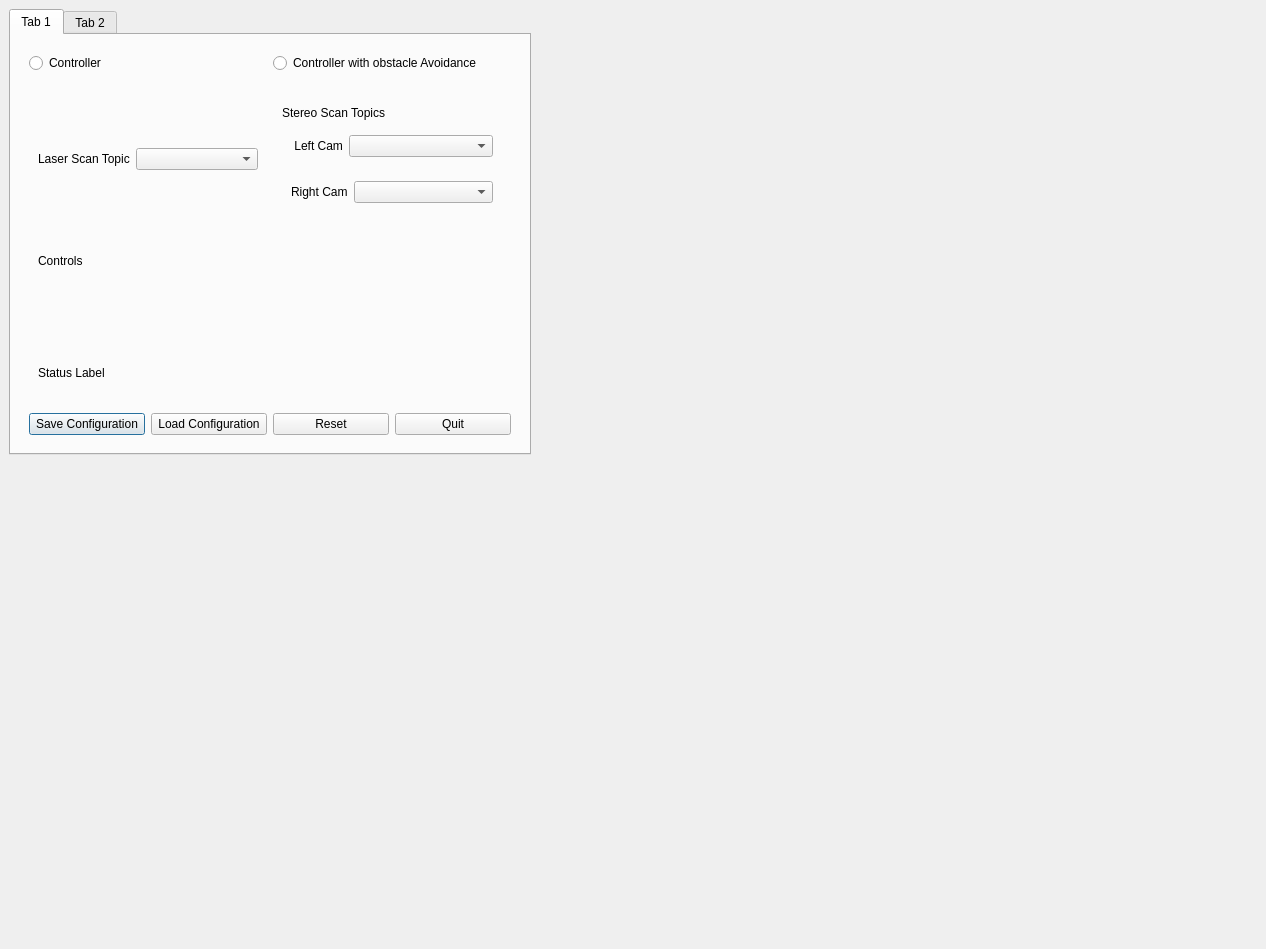
Qt form gui/GUI.ui (darshn/sim_test) before a commit.
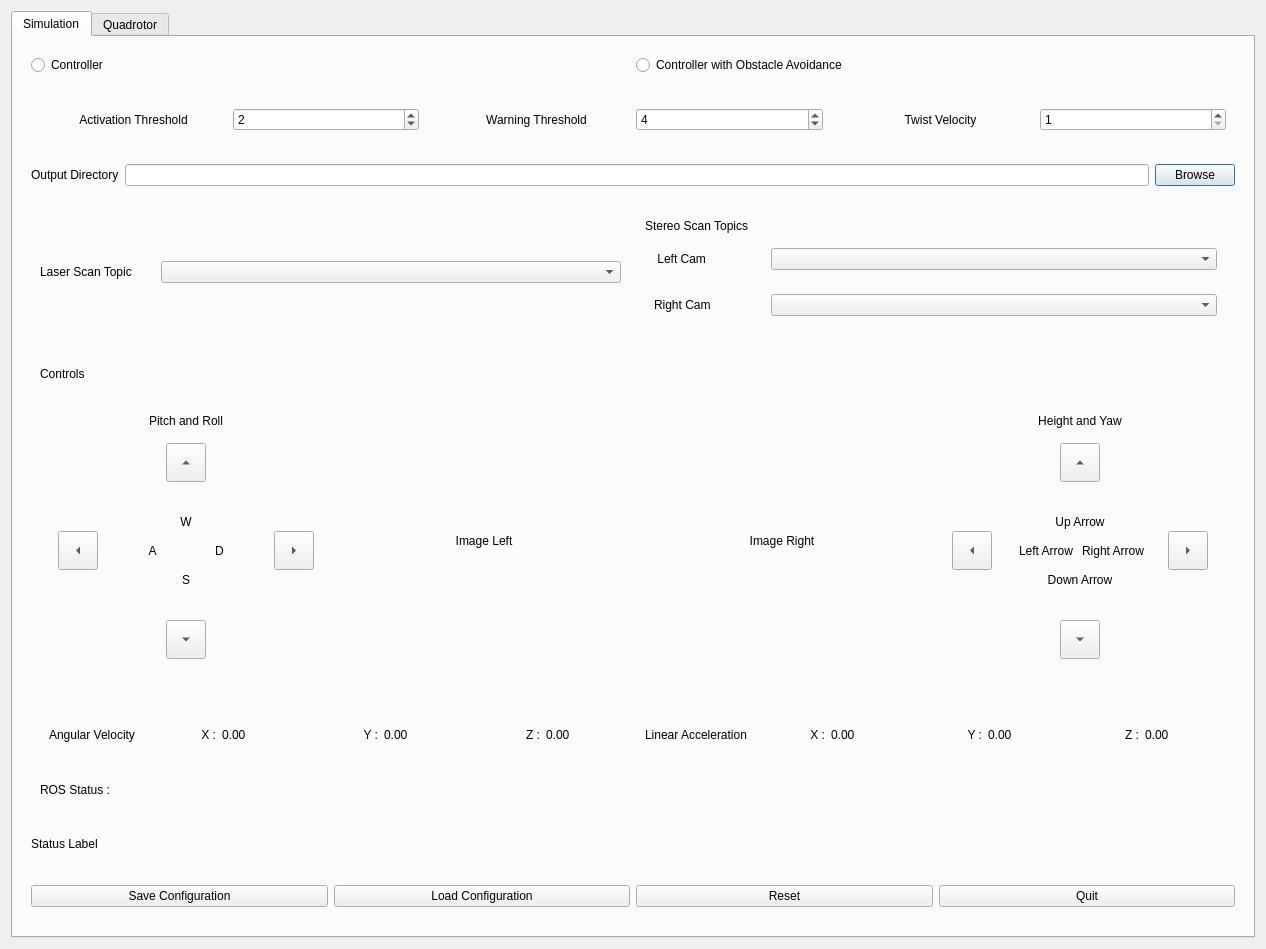
The same form after that commit.

The edit to the form file:
```diff
--- a/gui/GUI.ui
+++ b/gui/GUI.ui
@@ -22,15 +22,9 @@
   <property name="sizeGripEnabled">
    <bool>false</bool>
   </property>
+  <layout class="QVBoxLayout" name="verticalLayout_2">
+   <item>
   <widget class="QTabWidget" name="tab_widget">
-   <property name="geometry">
-    <rect>
-     <x>9</x>
-     <y>9</y>
-     <width>522</width>
-     <height>446</height>
-    </rect>
-   </property>
    <property name="currentIndex">
     <number>0</number>
    </property>
@@ -39,7 +33,7 @@
      <string extracomment="Tab for Simulation"/>
     </property>
     <attribute name="title">
-     <string>Tab 1</string>
+       <string>Simulation</string>
     </attribute>
     <layout class="QVBoxLayout" name="verticalLayout">
      <item>
@@ -47,7 +41,7 @@
        <property name="sizePolicy">
         <sizepolicy hsizetype="Preferred" vsizetype="Preferred">
          <horstretch>0</horstretch>
-         <verstretch>1</verstretch>
+           <verstretch>0</verstretch>
         </sizepolicy>
        </property>
        <layout class="QHBoxLayout" name="horizontalLayout_4">
@@ -61,7 +55,117 @@
         <item>
          <widget class="QRadioButton" name="radio_controller_OA">
           <property name="text">
-           <string>Controller with obstacle Avoidance</string>
+             <string>Controller with Obstacle Avoidance</string>
+            </property>
+           </widget>
+          </item>
+         </layout>
+        </widget>
+       </item>
+       <item>
+        <widget class="QWidget" name="widget_15" native="true">
+         <layout class="QHBoxLayout" name="horizontalLayout_21">
+          <item>
+           <widget class="QWidget" name="auto_widget" native="true">
+            <layout class="QHBoxLayout" name="horizontalLayout_25">
+             <item>
+              <widget class="QLabel" name="label_27">
+               <property name="text">
+                <string>Activation Threshold</string>
+               </property>
+               <property name="alignment">
+                <set>Qt::AlignCenter</set>
+               </property>
+              </widget>
+             </item>
+             <item>
+              <widget class="QSpinBox" name="auto_spinbox">
+               <property name="maximum">
+                <number>10</number>
+               </property>
+               <property name="value">
+                <number>2</number>
+               </property>
+              </widget>
+             </item>
+            </layout>
+           </widget>
+          </item>
+          <item>
+           <widget class="QWidget" name="warn_widget" native="true">
+            <layout class="QHBoxLayout" name="horizontalLayout_26">
+             <item>
+              <widget class="QLabel" name="label_26">
+               <property name="text">
+                <string>Warning Threshold</string>
+               </property>
+               <property name="alignment">
+                <set>Qt::AlignCenter</set>
+               </property>
+              </widget>
+             </item>
+             <item>
+              <widget class="QSpinBox" name="warn_spinbox">
+               <property name="maximum">
+                <number>15</number>
+               </property>
+               <property name="value">
+                <number>4</number>
+               </property>
+              </widget>
+             </item>
+            </layout>
+           </widget>
+          </item>
+          <item>
+           <widget class="QWidget" name="widget_26" native="true">
+            <layout class="QHBoxLayout" name="horizontalLayout_27">
+             <item>
+              <widget class="QLabel" name="label_7">
+               <property name="text">
+                <string>Twist Velocity</string>
+               </property>
+               <property name="alignment">
+                <set>Qt::AlignCenter</set>
+               </property>
+              </widget>
+             </item>
+             <item>
+              <widget class="QSpinBox" name="twist_spinbox">
+               <property name="minimum">
+                <number>1</number>
+               </property>
+               <property name="maximum">
+                <number>5</number>
+               </property>
+               <property name="value">
+                <number>1</number>
+               </property>
+              </widget>
+             </item>
+            </layout>
+           </widget>
+          </item>
+         </layout>
+        </widget>
+       </item>
+       <item>
+        <widget class="QWidget" name="widget_8" native="true">
+         <layout class="QHBoxLayout" name="horizontalLayout_12">
+          <item>
+           <widget class="QLabel" name="label_6">
+            <property name="text">
+             <string>Output Directory</string>
+            </property>
+           </widget>
+          </item>
+          <item>
+           <widget class="QLineEdit" name="output_dir_txt_field"/>
+          </item>
+          <item>
+           <widget class="QPushButton" name="output_btn">
+            <property name="text">
+             <string>Browse</string>
           </property>
          </widget>
         </item>
@@ -236,13 +340,553 @@
           </property>
           <layout class="QHBoxLayout" name="horizontalLayout_7">
            <item>
-            <widget class="QWidget" name="ctrl_left" native="true"/>
+              <widget class="QWidget" name="ctrl_left" native="true">
+               <property name="sizePolicy">
+                <sizepolicy hsizetype="Preferred" vsizetype="Preferred">
+                 <horstretch>2</horstretch>
+                 <verstretch>0</verstretch>
+                </sizepolicy>
+               </property>
+               <layout class="QVBoxLayout" name="verticalLayout_5">
+                <item>
+                 <widget class="QLabel" name="label_9">
+                  <property name="text">
+                   <string>Pitch and Roll</string>
+                  </property>
+                  <property name="alignment">
+                   <set>Qt::AlignCenter</set>
+                  </property>
+                 </widget>
            </item>
            <item>
-            <widget class="QWidget" name="ctrl_right" native="true"/>
-           </item>
+                 <widget class="QWidget" name="top_btn" native="true">
+                  <layout class="QHBoxLayout" name="horizontalLayout_13">
+                   <item>
+                    <widget class="QToolButton" name="pitch_up">
+                     <property name="layoutDirection">
+                      <enum>Qt::LeftToRight</enum>
+                     </property>
+                     <property name="text">
+                      <string>...</string>
+                     </property>
+                     <property name="iconSize">
+                      <size>
+                       <width>32</width>
+                       <height>32</height>
+                      </size>
+                     </property>
+                     <property name="arrowType">
+                      <enum>Qt::UpArrow</enum>
+                     </property>
+                    </widget>
+                   </item>
+                  </layout>
+                 </widget>
+                </item>
            <item>
-            <widget class="QWidget" name="widget_5" native="true"/>
+                 <widget class="QWidget" name="roll_btns" native="true">
+                  <layout class="QHBoxLayout" name="horizontalLayout_11">
+                   <item>
+                    <widget class="QToolButton" name="roll_left">
+                     <property name="sizePolicy">
+                      <sizepolicy hsizetype="Fixed" vsizetype="Fixed">
+                       <horstretch>1</horstretch>
+                       <verstretch>0</verstretch>
+                      </sizepolicy>
+                     </property>
+                     <property name="text">
+                      <string>...</string>
+                     </property>
+                     <property name="iconSize">
+                      <size>
+                       <width>32</width>
+                       <height>32</height>
+                      </size>
+                     </property>
+                     <property name="arrowType">
+                      <enum>Qt::LeftArrow</enum>
+                     </property>
+                    </widget>
+                   </item>
+                   <item>
+                    <widget class="QWidget" name="widget_11" native="true">
+                     <layout class="QVBoxLayout" name="verticalLayout_7">
+                      <item>
+                       <widget class="QLabel" name="label_8">
+                        <property name="text">
+                         <string>W</string>
+                        </property>
+                        <property name="alignment">
+                         <set>Qt::AlignCenter</set>
+                        </property>
+                       </widget>
+                      </item>
+                      <item>
+                       <widget class="QWidget" name="widget_12" native="true">
+                        <layout class="QHBoxLayout" name="horizontalLayout_19">
+                         <item>
+                          <widget class="QLabel" name="label_22">
+                           <property name="text">
+                            <string>A</string>
+                           </property>
+                           <property name="alignment">
+                            <set>Qt::AlignCenter</set>
+                           </property>
+                          </widget>
+                         </item>
+                         <item>
+                          <widget class="QLabel" name="label_21">
+                           <property name="text">
+                            <string>D</string>
+                           </property>
+                           <property name="alignment">
+                            <set>Qt::AlignCenter</set>
+                           </property>
+                          </widget>
+                         </item>
+                        </layout>
+                       </widget>
+                      </item>
+                      <item>
+                       <widget class="QLabel" name="label_20">
+                        <property name="text">
+                         <string>S</string>
+                        </property>
+                        <property name="alignment">
+                         <set>Qt::AlignCenter</set>
+                        </property>
+                       </widget>
+                      </item>
+                     </layout>
+                    </widget>
+                   </item>
+                   <item>
+                    <widget class="QToolButton" name="roll_right">
+                     <property name="sizePolicy">
+                      <sizepolicy hsizetype="Fixed" vsizetype="Fixed">
+                       <horstretch>2</horstretch>
+                       <verstretch>0</verstretch>
+                      </sizepolicy>
+                     </property>
+                     <property name="text">
+                      <string>...</string>
+                     </property>
+                     <property name="iconSize">
+                      <size>
+                       <width>32</width>
+                       <height>32</height>
+                      </size>
+                     </property>
+                     <property name="arrowType">
+                      <enum>Qt::RightArrow</enum>
+                     </property>
+                    </widget>
+                   </item>
+                  </layout>
+                 </widget>
+                </item>
+                <item>
+                 <widget class="QWidget" name="bottom_btn" native="true">
+                  <layout class="QHBoxLayout" name="horizontalLayout_14">
+                   <item>
+                    <widget class="QToolButton" name="pitch_down">
+                     <property name="text">
+                      <string>...</string>
+                     </property>
+                     <property name="iconSize">
+                      <size>
+                       <width>32</width>
+                       <height>32</height>
+                      </size>
+                     </property>
+                     <property name="arrowType">
+                      <enum>Qt::DownArrow</enum>
+                     </property>
+                    </widget>
+                   </item>
+                  </layout>
+                 </widget>
+                </item>
+               </layout>
+              </widget>
+             </item>
+             <item>
+              <widget class="QWidget" name="image_l_widget" native="true">
+               <property name="sizePolicy">
+                <sizepolicy hsizetype="Preferred" vsizetype="Preferred">
+                 <horstretch>2</horstretch>
+                 <verstretch>0</verstretch>
+                </sizepolicy>
+               </property>
+               <layout class="QHBoxLayout" name="horizontalLayout_18">
+                <item>
+                 <widget class="QLabel" name="image_l">
+                  <property name="sizePolicy">
+                   <sizepolicy hsizetype="Preferred" vsizetype="Preferred">
+                    <horstretch>0</horstretch>
+                    <verstretch>0</verstretch>
+                   </sizepolicy>
+                  </property>
+                  <property name="text">
+                   <string>Image Left</string>
+                  </property>
+                  <property name="alignment">
+                   <set>Qt::AlignCenter</set>
+                  </property>
+                 </widget>
+                </item>
+               </layout>
+              </widget>
+             </item>
+             <item>
+              <widget class="QWidget" name="image_r_widget" native="true">
+               <property name="sizePolicy">
+                <sizepolicy hsizetype="Preferred" vsizetype="Preferred">
+                 <horstretch>2</horstretch>
+                 <verstretch>0</verstretch>
+                </sizepolicy>
+               </property>
+               <layout class="QHBoxLayout" name="horizontalLayout_10">
+                <item>
+                 <widget class="QLabel" name="image_r">
+                  <property name="sizePolicy">
+                   <sizepolicy hsizetype="Preferred" vsizetype="Preferred">
+                    <horstretch>0</horstretch>
+                    <verstretch>0</verstretch>
+                   </sizepolicy>
+                  </property>
+                  <property name="text">
+                   <string>Image Right</string>
+                  </property>
+                  <property name="alignment">
+                   <set>Qt::AlignCenter</set>
+                  </property>
+                 </widget>
+                </item>
+               </layout>
+              </widget>
+             </item>
+             <item>
+              <widget class="QWidget" name="ctrl_right" native="true">
+               <property name="sizePolicy">
+                <sizepolicy hsizetype="Preferred" vsizetype="Preferred">
+                 <horstretch>2</horstretch>
+                 <verstretch>0</verstretch>
+                </sizepolicy>
+               </property>
+               <layout class="QVBoxLayout" name="verticalLayout_8">
+                <item>
+                 <widget class="QLabel" name="label_11">
+                  <property name="text">
+                   <string>Height and Yaw</string>
+                  </property>
+                  <property name="alignment">
+                   <set>Qt::AlignCenter</set>
+                  </property>
+                 </widget>
+                </item>
+                <item>
+                 <widget class="QWidget" name="widget_2" native="true">
+                  <layout class="QHBoxLayout" name="horizontalLayout_15">
+                   <item>
+                    <widget class="QToolButton" name="height_up">
+                     <property name="text">
+                      <string>...</string>
+                     </property>
+                     <property name="iconSize">
+                      <size>
+                       <width>32</width>
+                       <height>32</height>
+                      </size>
+                     </property>
+                     <property name="arrowType">
+                      <enum>Qt::UpArrow</enum>
+                     </property>
+                    </widget>
+                   </item>
+                  </layout>
+                 </widget>
+                </item>
+                <item>
+                 <widget class="QWidget" name="widget_5" native="true">
+                  <layout class="QHBoxLayout" name="horizontalLayout_16">
+                   <item>
+                    <widget class="QToolButton" name="yaw_left">
+                     <property name="text">
+                      <string>...</string>
+                     </property>
+                     <property name="iconSize">
+                      <size>
+                       <width>32</width>
+                       <height>32</height>
+                      </size>
+                     </property>
+                     <property name="arrowType">
+                      <enum>Qt::LeftArrow</enum>
+                     </property>
+                    </widget>
+                   </item>
+                   <item>
+                    <widget class="QWidget" name="widget_13" native="true">
+                     <layout class="QVBoxLayout" name="verticalLayout_9">
+                      <item>
+                       <widget class="QLabel" name="label_10">
+                        <property name="text">
+                         <string>Up Arrow</string>
+                        </property>
+                        <property name="alignment">
+                         <set>Qt::AlignCenter</set>
+                        </property>
+                       </widget>
+                      </item>
+                      <item>
+                       <widget class="QWidget" name="widget_14" native="true">
+                        <layout class="QHBoxLayout" name="horizontalLayout_20">
+                         <item>
+                          <widget class="QLabel" name="label_24">
+                           <property name="text">
+                            <string>Left Arrow</string>
+                           </property>
+                           <property name="alignment">
+                            <set>Qt::AlignCenter</set>
+                           </property>
+                          </widget>
+                         </item>
+                         <item>
+                          <widget class="QLabel" name="label_25">
+                           <property name="text">
+                            <string>Right Arrow</string>
+                           </property>
+                           <property name="alignment">
+                            <set>Qt::AlignCenter</set>
+                           </property>
+                          </widget>
+                         </item>
+                        </layout>
+                       </widget>
+                      </item>
+                      <item>
+                       <widget class="QLabel" name="label_23">
+                        <property name="text">
+                         <string>Down Arrow</string>
+                        </property>
+                        <property name="alignment">
+                         <set>Qt::AlignCenter</set>
+                        </property>
+                       </widget>
+                      </item>
+                     </layout>
+                    </widget>
+                   </item>
+                   <item>
+                    <widget class="QToolButton" name="yaw_right">
+                     <property name="text">
+                      <string>...</string>
+                     </property>
+                     <property name="iconSize">
+                      <size>
+                       <width>32</width>
+                       <height>32</height>
+                      </size>
+                     </property>
+                     <property name="arrowType">
+                      <enum>Qt::RightArrow</enum>
+                     </property>
+                    </widget>
+                   </item>
+                  </layout>
+                 </widget>
+                </item>
+                <item>
+                 <widget class="QWidget" name="widget_6" native="true">
+                  <layout class="QHBoxLayout" name="horizontalLayout_17">
+                   <item>
+                    <widget class="QToolButton" name="height_down">
+                     <property name="text">
+                      <string>...</string>
+                     </property>
+                     <property name="iconSize">
+                      <size>
+                       <width>32</width>
+                       <height>32</height>
+                      </size>
+                     </property>
+                     <property name="arrowType">
+                      <enum>Qt::DownArrow</enum>
+                     </property>
+                    </widget>
+                   </item>
+                  </layout>
+                 </widget>
+                </item>
+               </layout>
+              </widget>
+             </item>
+            </layout>
+           </widget>
+          </item>
+         </layout>
+        </widget>
+       </item>
+       <item>
+        <widget class="QWidget" name="widget_22" native="true">
+         <property name="sizePolicy">
+          <sizepolicy hsizetype="Preferred" vsizetype="Preferred">
+           <horstretch>0</horstretch>
+           <verstretch>2</verstretch>
+          </sizepolicy>
+         </property>
+         <layout class="QVBoxLayout" name="verticalLayout_12">
+          <item>
+           <widget class="QWidget" name="mav_status_widget" native="true">
+            <layout class="QHBoxLayout" name="horizontalLayout_28">
+             <item>
+              <widget class="QWidget" name="widget_4" native="true">
+               <layout class="QHBoxLayout" name="horizontalLayout_23">
+                <item>
+                 <widget class="QLabel" name="label_18">
+                  <property name="text">
+                   <string>Angular Velocity</string>
+                  </property>
+                 </widget>
+                </item>
+                <item>
+                 <widget class="QLabel" name="label_19">
+                  <property name="text">
+                   <string>X :</string>
+                  </property>
+                  <property name="alignment">
+                   <set>Qt::AlignRight|Qt::AlignTrailing|Qt::AlignVCenter</set>
+                  </property>
+                 </widget>
+                </item>
+                <item>
+                 <widget class="QLabel" name="val_x">
+                  <property name="text">
+                   <string>0.00</string>
+                  </property>
+                 </widget>
+                </item>
+                <item>
+                 <widget class="QLabel" name="label_29">
+                  <property name="text">
+                   <string>Y :</string>
+                  </property>
+                  <property name="alignment">
+                   <set>Qt::AlignRight|Qt::AlignTrailing|Qt::AlignVCenter</set>
+                  </property>
+                 </widget>
+                </item>
+                <item>
+                 <widget class="QLabel" name="vel_y">
+                  <property name="text">
+                   <string>0.00</string>
+                  </property>
+                 </widget>
+                </item>
+                <item>
+                 <widget class="QLabel" name="label_31">
+                  <property name="text">
+                   <string>Z :</string>
+                  </property>
+                  <property name="alignment">
+                   <set>Qt::AlignRight|Qt::AlignTrailing|Qt::AlignVCenter</set>
+                  </property>
+                 </widget>
+                </item>
+                <item>
+                 <widget class="QLabel" name="val_z">
+                  <property name="text">
+                   <string>0.00</string>
+                  </property>
+                 </widget>
+                </item>
+               </layout>
+              </widget>
+             </item>
+             <item>
+              <widget class="QWidget" name="widget_9" native="true">
+               <layout class="QHBoxLayout" name="horizontalLayout_22">
+                <item>
+                 <widget class="QLabel" name="label_14">
+                  <property name="text">
+                   <string>Linear Acceleration</string>
+                  </property>
+                 </widget>
+                </item>
+                <item>
+                 <widget class="QLabel" name="label_15">
+                  <property name="text">
+                   <string>X :</string>
+                  </property>
+                  <property name="alignment">
+                   <set>Qt::AlignRight|Qt::AlignTrailing|Qt::AlignVCenter</set>
+                  </property>
+                 </widget>
+                </item>
+                <item>
+                 <widget class="QLabel" name="acc_x">
+                  <property name="text">
+                   <string>0.00</string>
+                  </property>
+                 </widget>
+                </item>
+                <item>
+                 <widget class="QLabel" name="label_36">
+                  <property name="text">
+                   <string>Y :</string>
+                  </property>
+                  <property name="alignment">
+                   <set>Qt::AlignRight|Qt::AlignTrailing|Qt::AlignVCenter</set>
+                  </property>
+                 </widget>
+                </item>
+                <item>
+                 <widget class="QLabel" name="acc_y">
+                  <property name="text">
+                   <string>0.00</string>
+                  </property>
+                 </widget>
+                </item>
+                <item>
+                 <widget class="QLabel" name="label_34">
+                  <property name="text">
+                   <string>Z :</string>
+                  </property>
+                  <property name="alignment">
+                   <set>Qt::AlignRight|Qt::AlignTrailing|Qt::AlignVCenter</set>
+                  </property>
+                 </widget>
+                </item>
+                <item>
+                 <widget class="QLabel" name="acc_z">
+                  <property name="text">
+                   <string>0.00</string>
+                  </property>
+                 </widget>
+                </item>
+               </layout>
+              </widget>
+             </item>
+            </layout>
+           </widget>
+          </item>
+          <item>
+           <widget class="QWidget" name="widget_23" native="true">
+            <layout class="QHBoxLayout" name="horizontalLayout_24">
+             <item>
+              <widget class="QLabel" name="label_13">
+               <property name="text">
+                <string>ROS Status :</string>
+               </property>
+              </widget>
+             </item>
+             <item>
+              <widget class="QLabel" name="ros_label">
+               <property name="text">
+                <string/>
+               </property>
+              </widget>
            </item>
           </layout>
          </widget>
@@ -255,14 +899,11 @@
        <property name="sizePolicy">
         <sizepolicy hsizetype="Preferred" vsizetype="Preferred">
          <horstretch>0</horstretch>
-         <verstretch>1</verstretch>
+           <verstretch>0</verstretch>
         </sizepolicy>
        </property>
        <layout class="QHBoxLayout" name="horizontalLayout_6">
         <item>
-         <widget class="QWidget" name="widget_4" native="true">
-          <layout class="QHBoxLayout" name="horizontalLayout_10">
-           <item>
             <widget class="QLabel" name="status_label">
              <property name="text">
               <string>Status Label</string>
@@ -272,9 +913,6 @@
           </layout>
          </widget>
         </item>
-       </layout>
-      </widget>
-     </item>
      <item>
       <widget class="QWidget" name="bottom_btn_wdgt" native="true">
        <property name="sizePolicy">
@@ -319,10 +957,12 @@
    </widget>
    <widget class="QWidget" name="quad_tab">
     <attribute name="title">
-     <string>Tab 2</string>
+       <string>Quadrotor</string>
     </attribute>
    </widget>
   </widget>
+   </item>
+  </layout>
  </widget>
  <resources/>
  <connections/>
```
Lines whose indentation alone changed are shown as unchanged.
